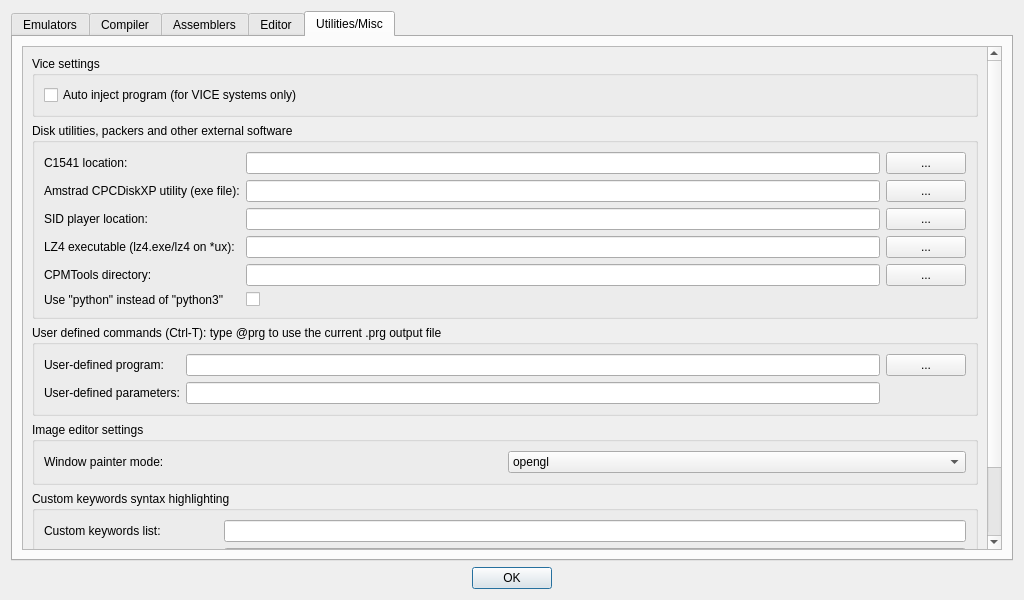
This is source/dialogtrsesettings.ui in leuat/TRSE as Qt 5 draws it before an edit. The edited form follows.
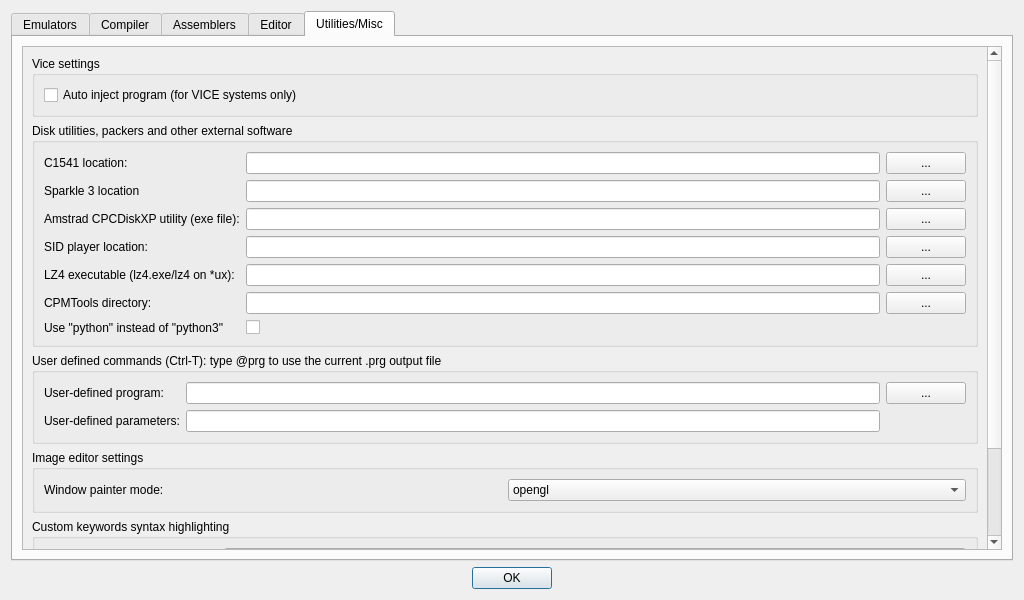
This is the edited form. The open tabs and pages were chosen to show the change.

```diff
--- a/source/dialogtrsesettings.ui
+++ b/source/dialogtrsesettings.ui
@@ -2092,7 +2092,7 @@
               <x>0</x>
               <y>0</y>
               <width>950</width>
-              <height>684</height>
+              <height>719</height>
              </rect>
             </property>
             <layout class="QGridLayout" name="gridLayout_30">
@@ -2268,20 +2268,13 @@
                <layout class="QGridLayout" name="gridLayout_37">
                 <item row="0" column="0">
                  <layout class="QGridLayout" name="gridLayout_20">
-                  <item row="2" column="3">
-                   <widget class="QPushButton" name="btnSidPlayer">
+                  <item row="4" column="3">
+                   <widget class="QPushButton" name="btnLZ4">
                     <property name="text">
                      <string>...</string>
                     </property>
                    </widget>
                   </item>
-                  <item row="4" column="0">
-                   <widget class="QLabel" name="label_109">
-                    <property name="text">
-                     <string>CPMTools directory:</string>
-                    </property>
-                   </widget>
-                  </item>
                   <item row="0" column="0">
                    <widget class="QLabel" name="label_19">
                     <property name="text">
@@ -2289,84 +2282,108 @@
                     </property>
                    </widget>
                   </item>
+                  <item row="2" column="3">
+                   <widget class="QPushButton" name="btnCPCDIsk">
+                    <property name="text">
+                     <string>...</string>
+                    </property>
+                   </widget>
+                  </item>
+                  <item row="0" column="3">
+                   <widget class="QPushButton" name="btnC1541Emulator">
+                    <property name="text">
+                     <string>...</string>
+                    </property>
+                   </widget>
+                  </item>
                   <item row="2" column="0">
+                   <widget class="QLabel" name="label_42">
+                    <property name="text">
+                     <string>Amstrad CPCDiskXP utility (exe file):</string>
+                    </property>
+                   </widget>
+                  </item>
+                  <item row="6" column="2">
+                   <widget class="QCheckBox" name="chkPython">
+                    <property name="text">
+                     <string/>
+                    </property>
+                   </widget>
+                  </item>
+                  <item row="3" column="0">
                    <widget class="QLabel" name="label_45">
                     <property name="text">
                      <string>SID player location:</string>
                     </property>
                    </widget>
                   </item>
+                  <item row="0" column="2">
+                   <widget class="QLineEdit" name="leC1541"/>
+                  </item>
+                  <item row="4" column="2">
+                   <widget class="QLineEdit" name="leLZ4"/>
+                  </item>
+                  <item row="5" column="3">
+                   <widget class="QPushButton" name="btnCPMTOOLS">
+                    <property name="text">
+                     <string>...</string>
+                    </property>
+                   </widget>
+                  </item>
                   <item row="3" column="3">
-                   <widget class="QPushButton" name="btnLZ4">
+                   <widget class="QPushButton" name="btnSidPlayer">
                     <property name="text">
                      <string>...</string>
                     </property>
                    </widget>
                   </item>
                   <item row="2" column="2">
-                   <widget class="QLineEdit" name="leSidplayer"/>
-                  </item>
-                  <item row="1" column="2">
                    <widget class="QLineEdit" name="leCPCDisk"/>
                   </item>
-                  <item row="4" column="2">
+                  <item row="5" column="2">
                    <widget class="QLineEdit" name="leCpmTools"/>
                   </item>
-                  <item row="3" column="0">
+                  <item row="6" column="0">
+                   <widget class="QLabel" name="label_111">
+                    <property name="text">
+                     <string>Use &quot;python&quot; instead of &quot;python3&quot;</string>
+                    </property>
+                   </widget>
+                  </item>
+                  <item row="3" column="2">
+                   <widget class="QLineEdit" name="leSidplayer"/>
+                  </item>
+                  <item row="4" column="0">
                    <widget class="QLabel" name="label_54">
                     <property name="text">
                      <string>LZ4 executable (lz4.exe/lz4 on *ux):</string>
                     </property>
                    </widget>
                   </item>
-                  <item row="0" column="3">
-                   <widget class="QPushButton" name="btnC1541Emulator">
-                    <property name="text">
-                     <string>...</string>
-                    </property>
-                   </widget>
-                  </item>
-                  <item row="4" column="3">
-                   <widget class="QPushButton" name="btnCPMTOOLS">
-                    <property name="text">
-                     <string>...</string>
-                    </property>
-                   </widget>
-                  </item>
                   <item row="5" column="0">
-                   <widget class="QLabel" name="label_111">
+                   <widget class="QLabel" name="label_109">
                     <property name="text">
-                     <string>Use &quot;python&quot; instead of &quot;python3&quot;</string>
+                     <string>CPMTools directory:</string>
                     </property>
                    </widget>
                   </item>
-                  <item row="0" column="2">
-                   <widget class="QLineEdit" name="leC1541"/>
+                  <item row="1" column="0">
+                   <widget class="QLabel" name="label_28">
+                    <property name="text">
+                     <string>Sparkle 3 location</string>
+                    </property>
+                   </widget>
+                  </item>
+                  <item row="1" column="2">
+                   <widget class="QLineEdit" name="leSparkle"/>
                   </item>
                   <item row="1" column="3">
-                   <widget class="QPushButton" name="btnCPCDIsk">
+                   <widget class="QPushButton" name="btnSparkle">
                     <property name="text">
                      <string>...</string>
                     </property>
                    </widget>
                   </item>
-                  <item row="3" column="2">
-                   <widget class="QLineEdit" name="leLZ4"/>
-                  </item>
-                  <item row="1" column="0">
-                   <widget class="QLabel" name="label_42">
-                    <property name="text">
-                     <string>Amstrad CPCDiskXP utility (exe file):</string>
-                    </property>
-                   </widget>
-                  </item>
-                  <item row="5" column="2">
-                   <widget class="QCheckBox" name="chkPython">
-                    <property name="text">
-                     <string/>
-                    </property>
-                   </widget>
-                  </item>
                  </layout>
                 </item>
                </layout>
```
